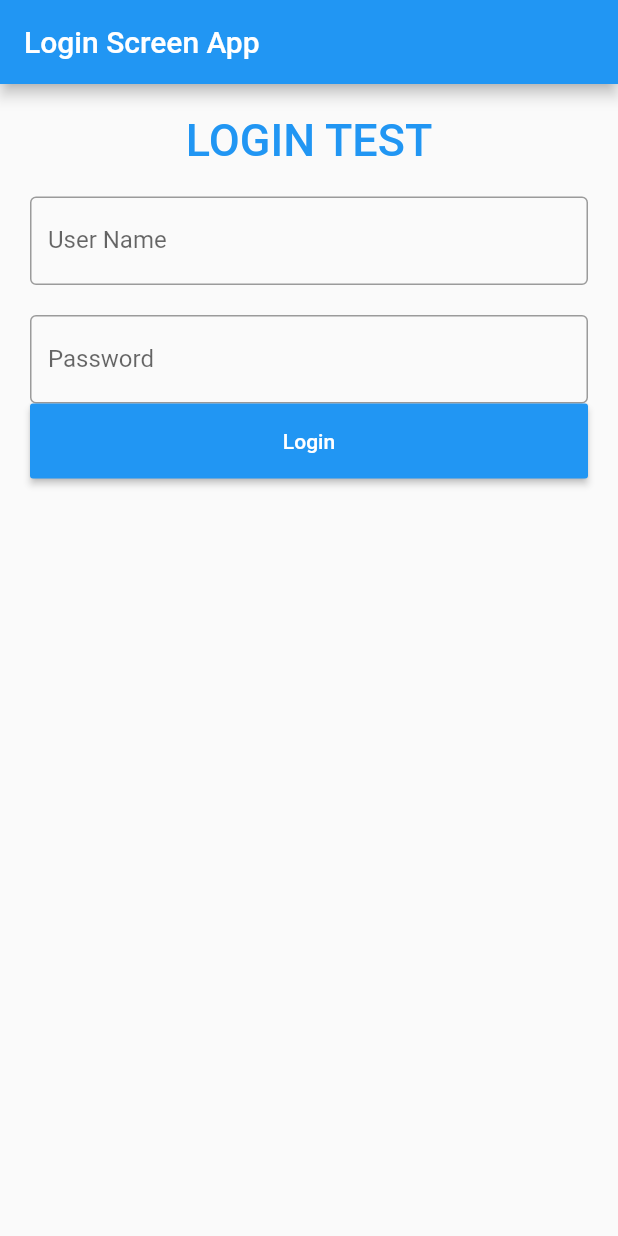
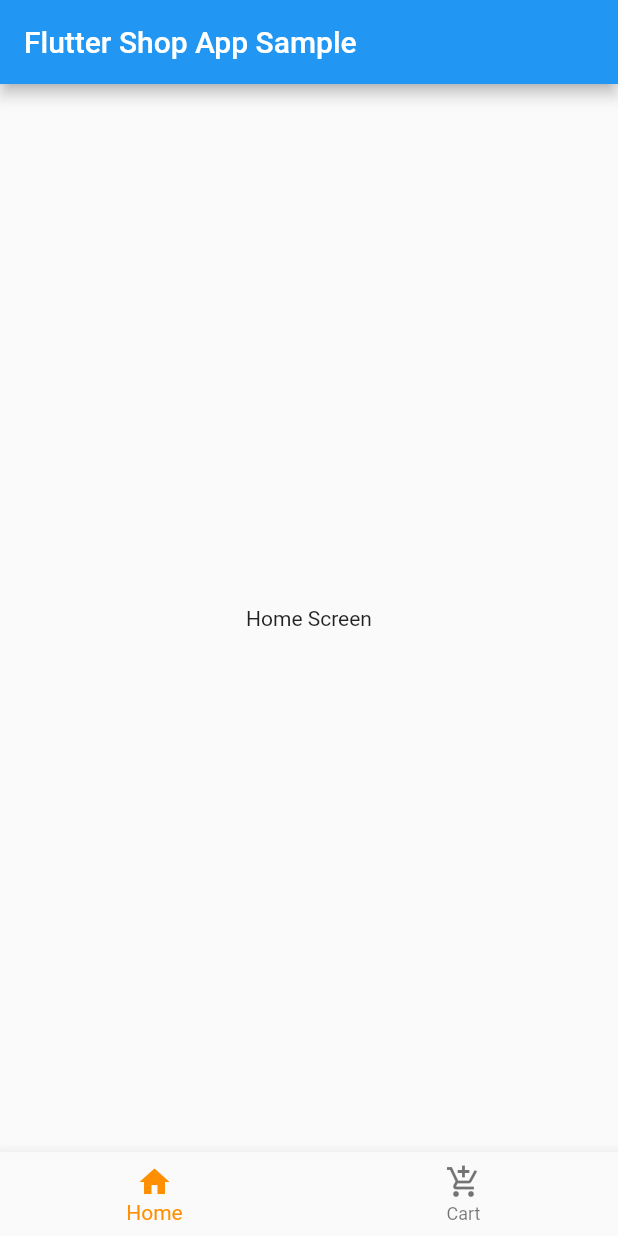
Before and after one commit to pandumalik/FlutterSampleApps, a Flutter app: the screen it shows after launch, on a phone screen of 412 x 824 dp. Run offline on Flutter 3.47's test engine with Material 2 defaults, Android fonts, the phone set to English and light mode, and no system bars; our stand-ins replace sqflite; accounts and stored records are empty.

Commit message:
Moving Device

```diff
--- a/lib/main.dart
+++ b/lib/main.dart
@@ -1,13 +1,69 @@
-import "package:flutter/material.dart";
-import './screen/Login.dart';
-
+import 'package:flutter/material.dart';
+import 'package:flutter_app/screen/Cart.dart';
+import 'package:flutter_app/screen/GridMenu.dart';
 
 void main() => runApp(MyApp());
 
+/// This is the main application widget.
 class MyApp extends StatelessWidget {
+  static const String _title = 'Flutter Code Sample';
+
   @override
   Widget build(BuildContext context) {
     return MaterialApp(
-        theme: ThemeData(primarySwatch: Colors.blue), home: Login());
+      title: _title,
+      home: MyStatefulWidget(),
+    );
   }
 }
+
+/// This is the stateful widget that the main application instantiates.
+class MyStatefulWidget extends StatefulWidget {
+  MyStatefulWidget({Key key}) : super(key: key);
+
+  @override
+  _MyStatefulWidgetState createState() => _MyStatefulWidgetState();
+}
+
+/// This is the private State class that goes with MyStatefulWidget.
+class _MyStatefulWidgetState extends State<MyStatefulWidget> {
+  int _selectedIndex = 0;
+  static List<Widget> _widgetOptions = <Widget>[HomeCatalog(), Cart()];
+
+  void _onItemTapped(int index) {
+    setState(() {
+      _selectedIndex = index;
+    });
+  }
+
+  @override
+  Widget build(BuildContext context) {
+    return Scaffold(
+      appBar: AppBar(
+        title: const Text('Flutter Shop App Sample'),
+      ),
+      body: IndexedStack(
+        children: [
+          Center(
+            child: _widgetOptions.elementAt(_selectedIndex),
+          ),
+        ],
+      ),
+      bottomNavigationBar: BottomNavigationBar(
+        items: const <BottomNavigationBarItem>[
+          BottomNavigationBarItem(
+            icon: Icon(Icons.home),
+            label: 'Home',
+          ),
+          BottomNavigationBarItem(
+            icon: Icon(Icons.add_shopping_cart),
+            label: 'Cart',
+          ),
+        ],
+        currentIndex: _selectedIndex,
+        selectedItemColor: Colors.amber[800],
+        onTap: _onItemTapped,
+      ),
+    );
+  }
+}
--- /dev/null
+++ b/lib/screen/Cart.dart
@@ -0,0 +1,13 @@
+import 'package:flutter/material.dart';
+
+class Cart extends StatefulWidget {
+  @override
+  _CartState createState() => _CartState();
+}
+
+class _CartState extends State<Cart> {
+  @override
+  Widget build(BuildContext context) {
+    return Container(child: Text('This is Cart pages on statefull'));
+  }
+}
--- /dev/null
+++ b/lib/screen/GridMenu.dart
@@ -0,0 +1,13 @@
+import 'package:flutter/material.dart';
+
+class HomeCatalog extends StatefulWidget {
+  @override
+  _HomeCatalogState createState() => _HomeCatalogState();
+}
+
+class _HomeCatalogState extends State<HomeCatalog> {
+  @override
+  Widget build(BuildContext context) {
+    return Center(child: Text('Home Screen'));
+  }
+}
```
Also changed, not shown: lib/screen/Login.dart (+3 -24 lines).
